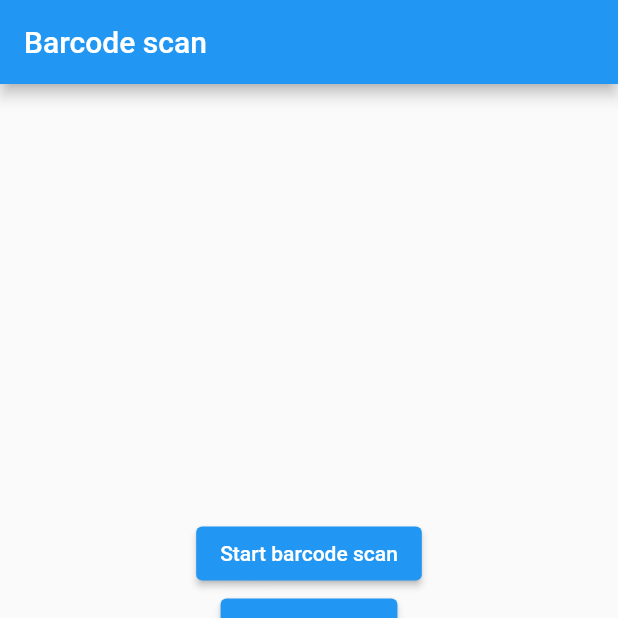
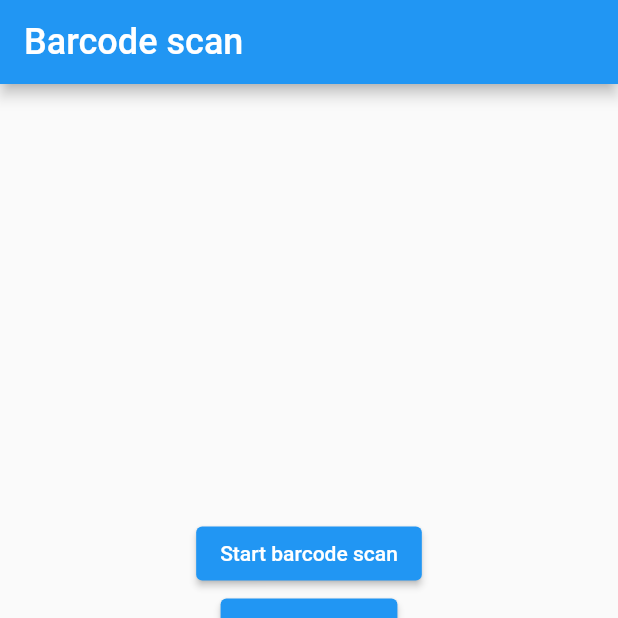
Before and after one commit to MuhammadBilalAkbar/flutter_barcode_scanner_package, a Flutter app: the screen it shows after launch, after a tap on "Start barcode scan", after a tap on "Start QR scan", on a phone screen of 412 x 824 dp, the top half of it. Run offline on Flutter 3.47's test engine with Material 2 defaults, Android fonts, the light colour scheme and no system bars; missing offline and left inert: flutter_barcode_scanner.

Commit message:
Initial commit

```diff
--- a/lib/main.dart
+++ b/lib/main.dart
@@ -6,15 +6,31 @@ import 'package:flutter_barcode_scanner/flutter_barcode_scanner.dart';
 
 void main() => runApp(const MyApp());
 
-class MyApp extends StatefulWidget {
+class MyApp extends StatelessWidget {
   const MyApp({super.key});
 
   @override
-  MyAppState createState() => MyAppState();
+  Widget build(BuildContext context) => MaterialApp(
+        title: 'Barcode scan',
+        theme: ThemeData(
+          primarySwatch: Colors.blue,
+          textTheme: const TextTheme(
+            bodyMedium: TextStyle(fontSize: 24.0),
+          ),
+        ),
+        home: const BarCodeScanner(),
+      );
 }
 
-class MyAppState extends State<MyApp> {
-  String _scanBarcode = 'Unknown';
+class BarCodeScanner extends StatefulWidget {
+  const BarCodeScanner({super.key});
+
+  @override
+  BarCodeScannerState createState() => BarCodeScannerState();
+}
+
+class BarCodeScannerState extends State<BarCodeScanner> {
+  String _scanBarcodeResult = 'Unknown';
 
   @override
   void initState() {
@@ -28,11 +44,10 @@ class MyAppState extends State<MyApp> {
       true,
       ScanMode.BARCODE,
     )!
-        .listen(
-      (barcode) => debugPrint(barcode),
-    );
+        .listen((barcode) => debugPrint(barcode));
   }
 
+  // Platform messages are asynchronous, so we initialize in an async method.
   Future<void> scanQR() async {
     String barcodeScanRes;
     // Platform messages may fail, so we use a try/catch PlatformException.
@@ -54,14 +69,12 @@ class MyAppState extends State<MyApp> {
     if (!mounted) return;
 
     setState(() {
-      _scanBarcode = barcodeScanRes;
+      _scanBarcodeResult = barcodeScanRes;
     });
   }
 
-  // Platform messages are asynchronous, so we initialize in an async method.
   Future<void> scanBarcodeNormal() async {
     String barcodeScanRes;
-    // Platform messages may fail, so we use a try/catch PlatformException.
     try {
       barcodeScanRes = await FlutterBarcodeScanner.scanBarcode(
         '#ff6666',
@@ -74,13 +87,10 @@ class MyAppState extends State<MyApp> {
       barcodeScanRes = 'Failed to get platform version.';
     }
 
-    // If the widget was removed from the tree while the asynchronous platform
-    // message was in flight, we want to discard the reply rather than calling
-    // setState to update our non-existent appearance.
     if (!mounted) return;
 
     setState(() {
-      _scanBarcode = barcodeScanRes;
+      _scanBarcodeResult = barcodeScanRes;
     });
   }
 
@@ -88,36 +98,38 @@ class MyAppState extends State<MyApp> {
   Widget build(BuildContext context) => MaterialApp(
         home: Scaffold(
           appBar: AppBar(
-            title: const Text('Barcode scan'),
+            title: Text(
+              'Barcode scan',
+              style: TextStyle(
+                  fontSize: Theme.of(context).textTheme.bodyMedium!.fontSize),
+            ),
           ),
           body: Builder(
-            builder: (BuildContext context) {
-              return Container(
+            builder: (context) => Container(
               alignment: Alignment.center,
               child: Flex(
                 direction: Axis.vertical,
                 mainAxisAlignment: MainAxisAlignment.center,
                 children: <Widget>[
                   ElevatedButton(
-                      onPressed: () => scanBarcodeNormal(),
+                    onPressed: scanBarcodeNormal,
                     child: const Text('Start barcode scan'),
                   ),
                   ElevatedButton(
-                      onPressed: () => scanQR(),
+                    onPressed: scanQR,
                     child: const Text('Start QR scan'),
                   ),
                   ElevatedButton(
-                      onPressed: () => startBarcodeScanStream(),
+                    onPressed: startBarcodeScanStream,
                     child: const Text('Start barcode scan stream'),
                   ),
                   Text(
-                      'Scan result : $_scanBarcode\n',
+                    'Scan result : $_scanBarcodeResult\n',
                     style: const TextStyle(fontSize: 20),
                   )
                 ],
               ),
-              );
-            },
+            ),
           ),
         ),
       );
```
Also changed, not shown: 1 other file. Lines whose indentation alone changed are shown as unchanged.
